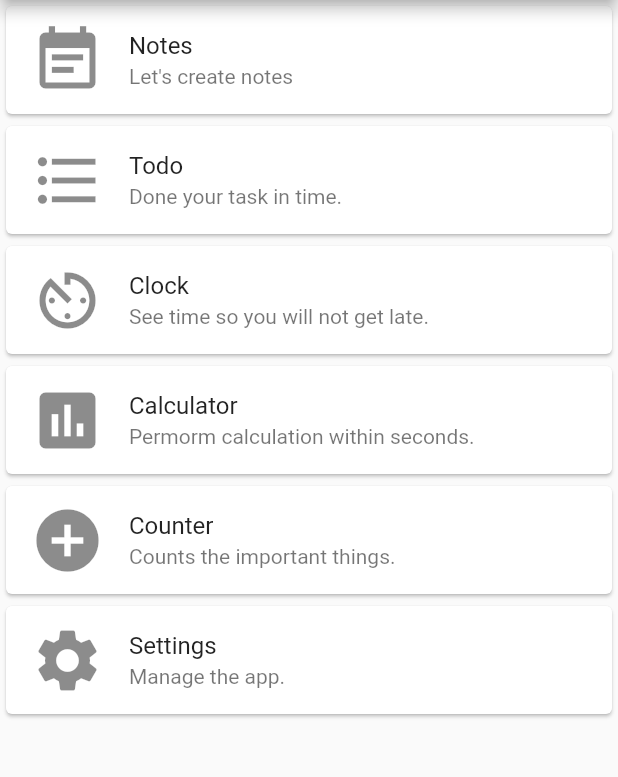
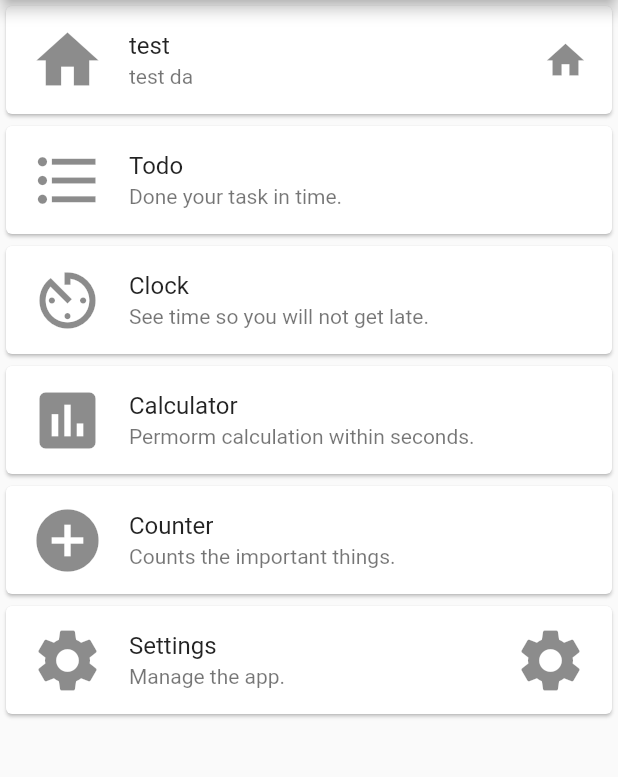
Before and after one commit to resourcesr/app, a Flutter app: the screen it shows after launch, on a phone screen of 412 x 824 dp, the part 84-861 px from its top. Run offline on Flutter 3.47's test engine with Material 2 defaults, Android fonts, the phone set to English and light mode, and no system bars.

Commit message:
adde course item view components

```diff
--- /dev/null
+++ b/lib/components/course_item_view.dart
@@ -0,0 +1,22 @@
+import 'package:flutter/material.dart';
+
+class CourseItemView extends StatelessWidget {
+  CourseItemView({this.lIcon, this.title, this.sTitle, this.tIcon});
+
+  final IconData lIcon;
+  final String title;
+  final String sTitle;
+  final IconData tIcon;
+
+  @override
+  Widget build(BuildContext context) {
+    return Container(
+      child: ListTile(
+        leading: Icon(this.lIcon, size: 50),
+        title: Text(this.title),
+        subtitle: Text(this.sTitle),
+        trailing: Icon(this.tIcon, size: 30),
+      ),
+    );
+  }
+}
--- a/lib/pages/Home/home_ui.dart
+++ b/lib/pages/Home/home_ui.dart
@@ -1,6 +1,8 @@
 import "package:flutter/material.dart";
 
 import '../../drawer.dart';
+
+import 'package:riphahwebresources/components/course_item_view.dart';
 
 class HomeUi extends StatefulWidget {
   @override
@@ -20,12 +22,11 @@ class _HomeUiState extends State<HomeUi> {
               child: Column(
                 mainAxisSize: MainAxisSize.min,
                 children: <Widget>[
-                  ListTile(
-                    leading: Icon(Icons.event_note, size: 50),
-                    title: Text('Notes'),
-                    subtitle: Text('Let\'s create notes'),
-                    onTap: () => navigateToNoteUi(context),
-                  ),
+                  CourseItemView(
+                      lIcon: Icons.home,
+                      title: "test",
+                      sTitle: "test da",
+                      tIcon: Icons.home)
                 ],
               ),
             ),
@@ -85,6 +86,7 @@ class _HomeUiState extends State<HomeUi> {
                     leading: Icon(Icons.settings, size: 50),
                     title: Text('Settings'),
                     subtitle: Text("Manage the app."),
+                    trailing: Icon(Icons.settings, size: 50),
                   ),
                 ],
               ),
```
